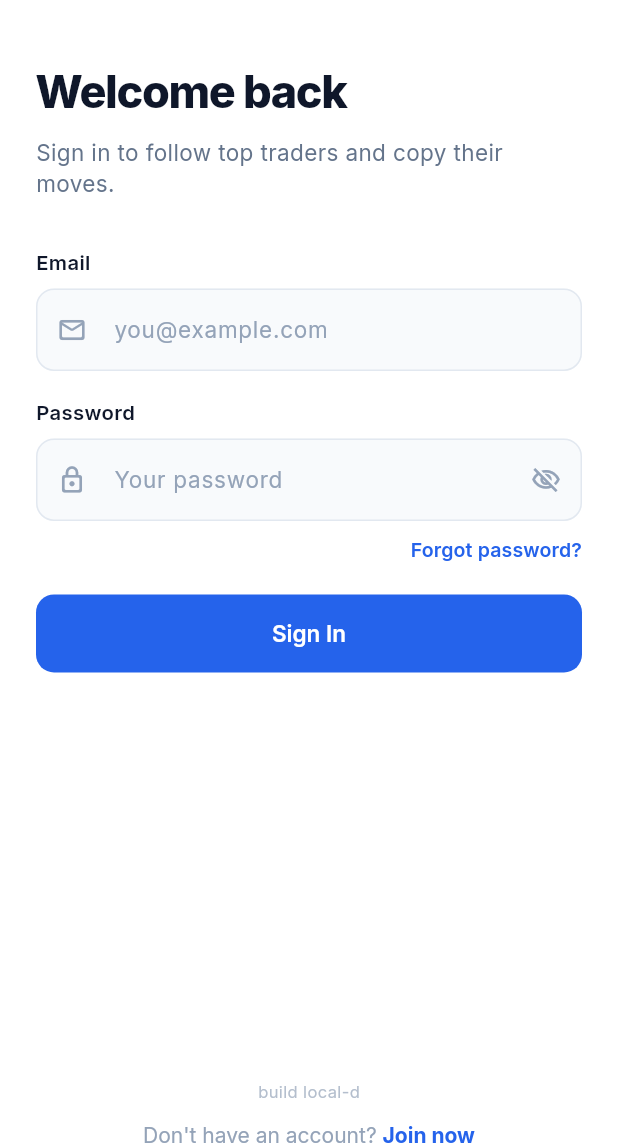
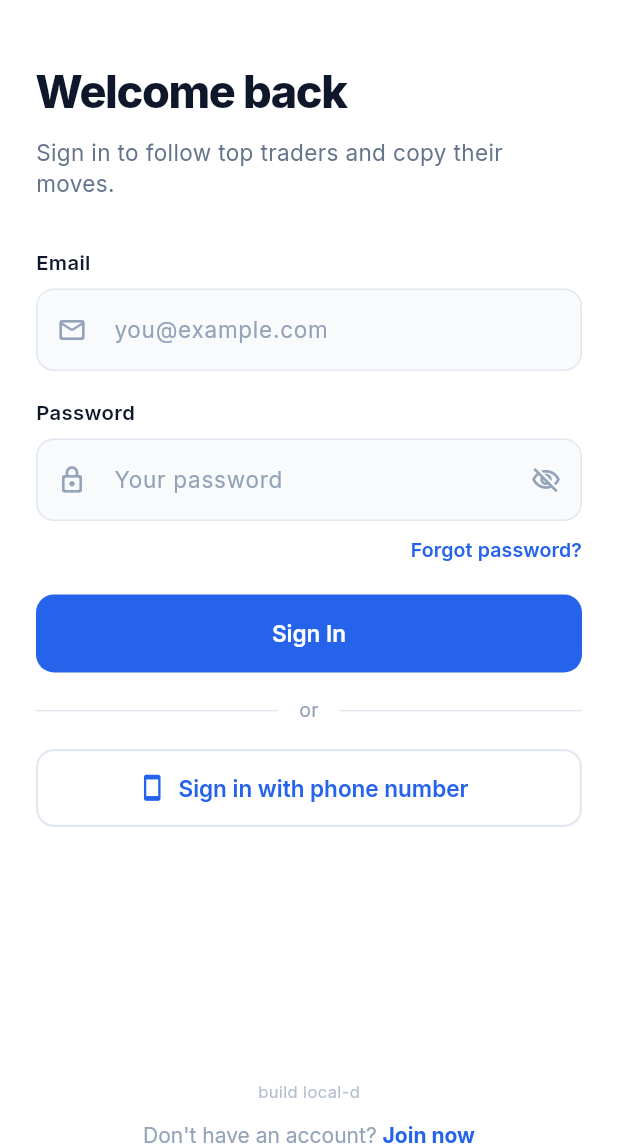
Before and after one commit to shazerlone/tv_license_app, a Flutter app: the LoginScreen screen opened directly, on a phone screen of 412 x 824 dp, the part 89-1236 px from its top. Run offline on Flutter 3.47's test engine with Material 3 defaults, Android fonts, the phone set to English and light mode, and no system bars; our stand-ins replace camera, google_fonts, shared_preferences; missing offline and left inert: dart:html; accounts and stored records are empty; network calls fail.

```diff
--- a/lib/screens/login_screen.dart
+++ b/lib/screens/login_screen.dart
@@ -7,6 +7,7 @@ import '../services/auth_api.dart';
 import '../services/api_client.dart';
 import '../widgets/millimore_logo.dart';
 import 'account_type_screen.dart';
+import 'phone_login_screen.dart';
 import 'home_screen.dart';
 
 /// Clean, modern sign-in. A soft brand header (no chart animation) over a
@@ -288,6 +289,25 @@ class _LoginScreenState extends State<LoginScreen> {
                                 ? const SizedBox(width: 20, height: 20, child: CircularProgressIndicator(strokeWidth: 2, color: Colors.white))
                                 : const Text('Sign In'),
                           ),
+                          const SizedBox(height: 16),
+                          Row(
+                            children: [
+                              const Expanded(child: Divider()),
+                              Padding(
+                                padding: const EdgeInsets.symmetric(horizontal: 14),
+                                child: Text('or', style: GoogleFonts.inter(fontSize: 13, color: AppColors.textMuted)),
+                              ),
+                              const Expanded(child: Divider()),
+                            ],
+                          ),
+                          const SizedBox(height: 16),
+                          OutlinedButton.icon(
+                            onPressed: _isLoading ? null : () => Navigator.of(context).push(
+                                  MaterialPageRoute(builder: (_) => const PhoneLoginScreen()),
+                                ),
+                            icon: Icon(Icons.smartphone_rounded, size: 19, color: AppColors.primary),
+                            label: Text('Sign in with phone number', style: GoogleFonts.inter(fontWeight: FontWeight.w600, color: AppColors.primary)),
+                          ),
                         ],
                       ),
                     ),
```
Also changed, not shown: lib/screens/phone_login_screen.dart (added, +101 -0 lines).
